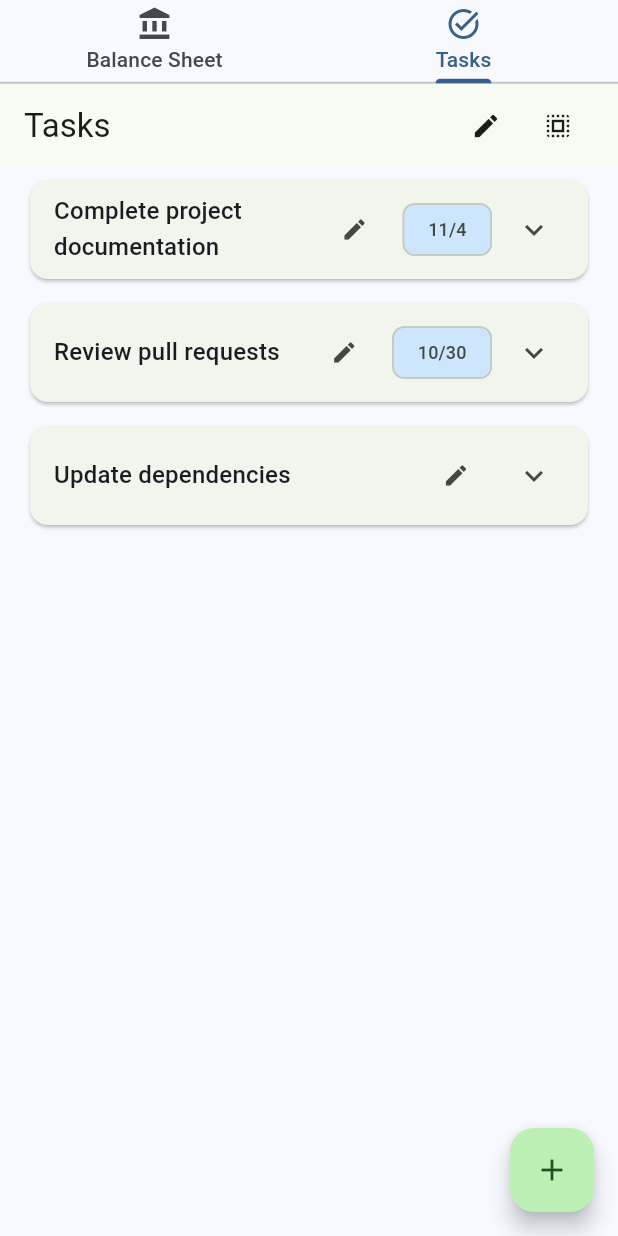
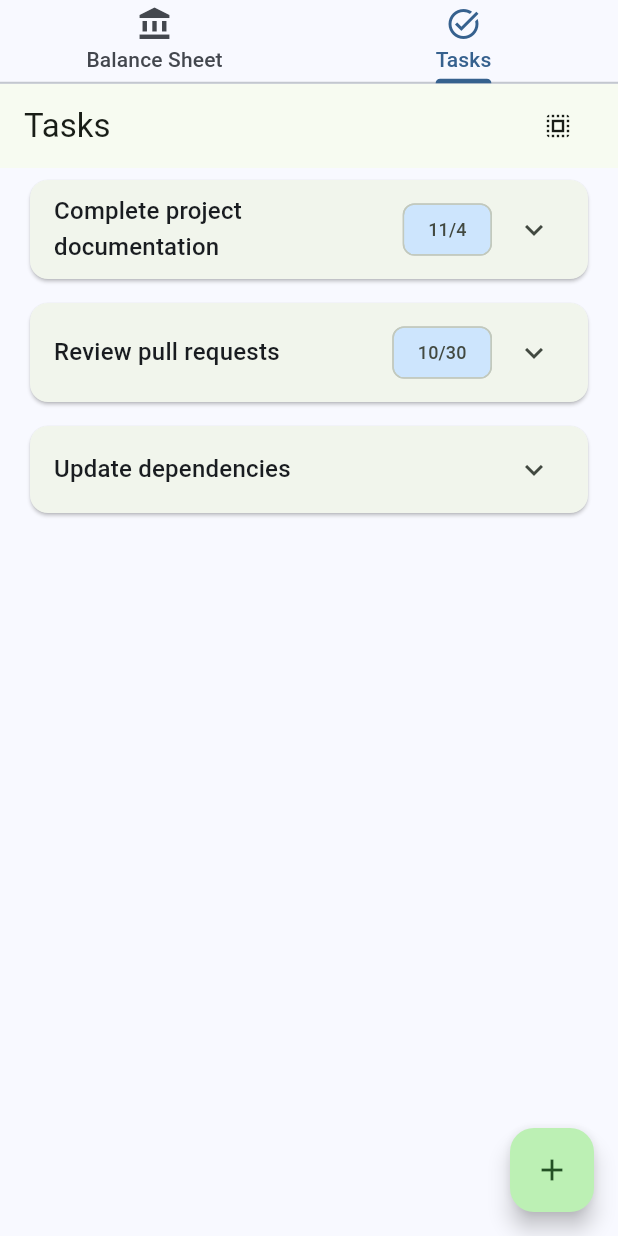
Before and after one commit to fabrigeas-source/balance-sheet, a Flutter app: the screen it shows after launch, tab 2 chosen, on a phone screen of 412 x 824 dp. Run offline on Flutter 3.47's test engine with Material 3 defaults, Android fonts, the light colour scheme and no system bars; our stand-ins replace shared_preferences.

Commit message:
feat: remove edit buttons from item and task tiles for improved UI consistency

```diff
--- a/frontend/lib/screens/home_screen.dart
+++ b/frontend/lib/screens/home_screen.dart
@@ -149,11 +149,6 @@ class _HomeScreenState extends State<HomeScreen> {
               child: Text(_screenTitle),
             ),
             IconButton(
-              icon: const Icon(Icons.edit, size: 20),
-              onPressed: _editTitle,
-              tooltip: 'Edit title',
-            ),
-            IconButton(
               icon: Icon(_isSelectionMode ? Icons.check : Icons.select_all, size: 20),
               onPressed: () {
                 setState(() {
--- a/frontend/lib/screens/tasks_screen.dart
+++ b/frontend/lib/screens/tasks_screen.dart
@@ -148,11 +148,6 @@ class _TasksScreenState extends State<TasksScreen> {
               child: Text(_screenTitle),
             ),
             IconButton(
-              icon: const Icon(Icons.edit, size: 20),
-              onPressed: _editTitle,
-              tooltip: 'Edit title',
-            ),
-            IconButton(
               icon: Icon(_isSelectionMode ? Icons.check : Icons.select_all, size: 20),
               onPressed: () {
                 setState(() {
--- a/frontend/lib/widgets/task_tile.dart
+++ b/frontend/lib/widgets/task_tile.dart
@@ -160,16 +160,6 @@ class _TaskTileState extends State<TaskTile> {
                               ),
                             ),
                           ),
-                        Padding(
-                          padding: const EdgeInsets.only(left: 8),
-                          child: IconButton(
-                            icon: const Icon(Icons.edit, size: 18),
-                            onPressed: () => setState(() => _isEditing = true),
-                            tooltip: 'Edit task',
-                            padding: EdgeInsets.zero,
-                            constraints: const BoxConstraints(minWidth: 32, minHeight: 32),
-                          ),
-                        ),
                       ],
                     ),
                   ),
```
Also changed, not shown: frontend/lib/widgets/item_tile.dart (+0 -7 lines).
